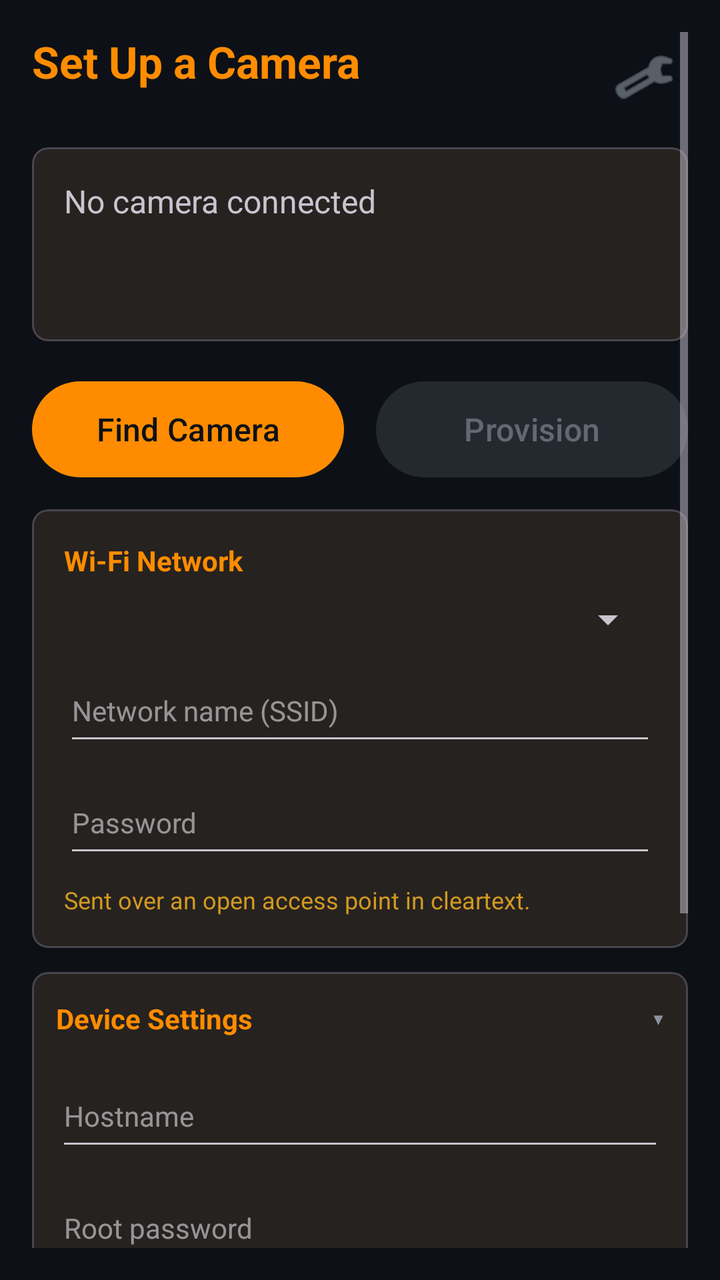
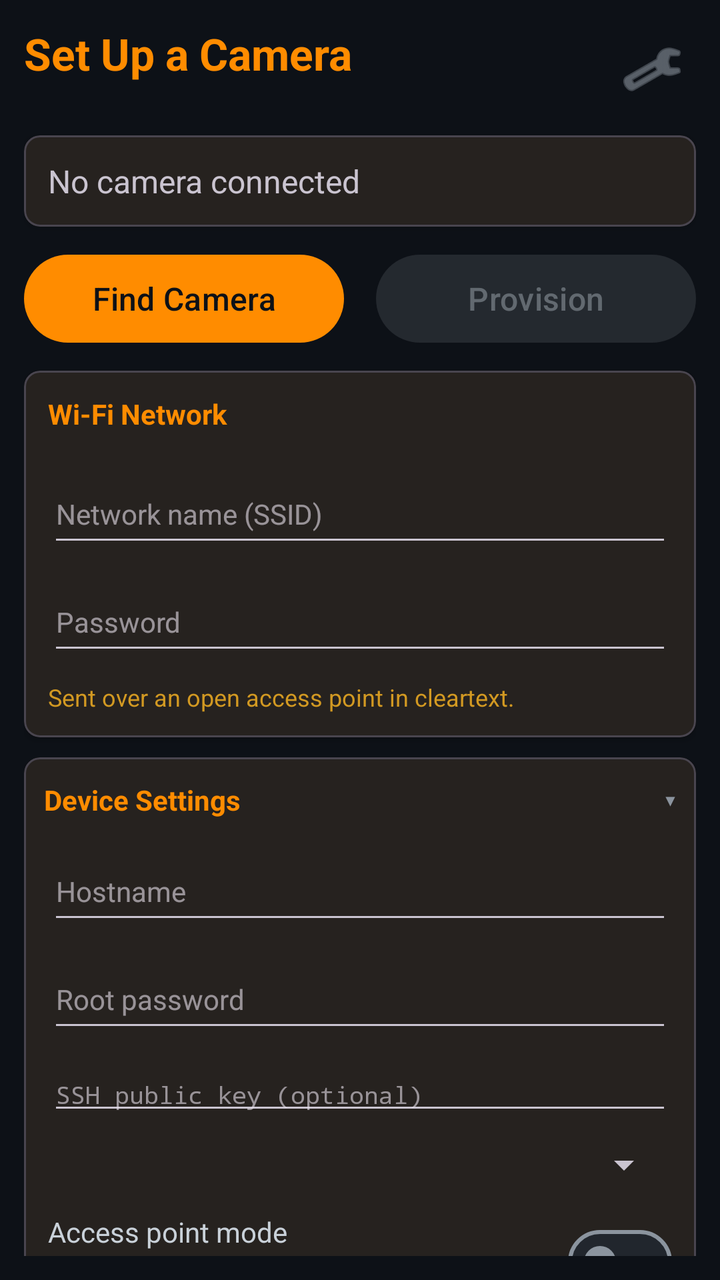

The first picture is an Android layout as it rendered before a commit; the second is the same layout after the commit. The layout source and the unified diff follow.
<!-- AndroidManifest.xml: application theme Theme.Thingino -->
<!-- res/layout/activity_provision.xml -->
<?xml version="1.0" encoding="utf-8"?>
<LinearLayout xmlns:android="http://schemas.android.com/apk/res/android"
    xmlns:app="http://schemas.android.com/apk/res-auto"
    xmlns:tools="http://schemas.android.com/tools"
    android:layout_width="match_parent"
    android:layout_height="match_parent"
    android:orientation="vertical"
    android:padding="16dp"
    tools:context=".ProvisionActivity">

<ScrollView
    android:layout_width="match_parent"
    android:layout_height="0dp"
    android:layout_weight="1"
    android:fillViewport="true">

<LinearLayout
    android:layout_width="match_parent"
    android:layout_height="wrap_content"
    android:orientation="vertical">

    
    <LinearLayout
        android:layout_width="match_parent"
        android:layout_height="wrap_content"
        android:orientation="horizontal"
        android:gravity="center_vertical"
        android:layout_marginBottom="12dp">

        <LinearLayout
            android:layout_width="0dp"
            android:layout_height="wrap_content"
            android:layout_weight="1"
            android:orientation="vertical">

            <TextView
                android:layout_width="match_parent"
                android:layout_height="wrap_content"
                android:text="@string/screen_provision"
                android:textSize="22sp"
                android:textStyle="bold"
                android:textColor="@color/primary" />

            <TextView
                android:id="@+id/versionText"
                android:layout_width="match_parent"
                android:layout_height="wrap_content"
                android:textSize="12sp"
                android:textColor="@color/on_surface_variant" />
        </LinearLayout>

        <ImageButton
            android:id="@+id/settingsButton"
            android:layout_width="44dp"
            android:layout_height="44dp"
            android:src="@android:drawable/ic_menu_preferences"
            android:background="?attr/selectableItemBackgroundBorderless"
            android:contentDescription="@string/settings"
            app:tint="@color/on_surface_variant" />
    </LinearLayout>

    
    <com.google.android.material.card.MaterialCardView
        android:layout_width="match_parent"
        android:layout_height="wrap_content"
        android:layout_marginBottom="16dp"
        app:cardElevation="2dp"
        app:cardCornerRadius="8dp">

        <LinearLayout
            android:layout_width="match_parent"
            android:layout_height="wrap_content"
            android:orientation="vertical"
            android:padding="16dp">

            <TextView
                android:id="@+id/statusText"
                android:layout_width="match_parent"
                android:layout_height="wrap_content"
                android:text="@string/status_no_camera"
                android:textSize="16sp"
                android:drawablePadding="8dp" />

            
            <TextView
                android:id="@+id/cameraText"
                android:layout_width="match_parent"
                android:layout_height="wrap_content"
                android:textSize="14sp"
                android:textColor="@color/primary"
                android:textStyle="bold"
                android:layout_marginTop="4dp" />

            <TextView
                android:id="@+id/buildText"
                android:layout_width="match_parent"
                android:layout_height="wrap_content"
                android:fontFamily="monospace"
                android:textSize="12sp"
                android:textColor="@color/on_surface_variant"
                android:layout_marginTop="4dp" />
        </LinearLayout>
    </com.google.android.material.card.MaterialCardView>

    
    <LinearLayout
        android:layout_width="match_parent"
        android:layout_height="wrap_content"
        android:orientation="horizontal"
        android:layout_marginBottom="12dp">

        <com.google.android.material.button.MaterialButton
            android:id="@+id/findButton"
            android:layout_width="0dp"
            android:layout_height="56dp"
            android:layout_weight="1"
            android:layout_marginEnd="8dp"
            android:text="@string/btn_find"
            android:textSize="16sp"
            style="@style/Widget.Material3.Button" />

        <com.google.android.material.button.MaterialButton
            android:id="@+id/provisionButton"
            android:layout_width="0dp"
            android:layout_height="56dp"
            android:layout_weight="1"
            android:layout_marginStart="8dp"
            android:text="@string/btn_provision"
            android:textSize="16sp"
            android:enabled="false"
            style="@style/Widget.Material3.Button.TonalButton" />
    </LinearLayout>

    
    <com.google.android.material.card.MaterialCardView
        android:id="@+id/wifiCard"
        android:layout_width="match_parent"
        android:layout_height="wrap_content"
        android:layout_marginBottom="12dp"
        app:cardElevation="2dp"
        app:cardCornerRadius="8dp">

        <LinearLayout
            android:layout_width="match_parent"
            android:layout_height="wrap_content"
            android:orientation="vertical"
            android:padding="16dp">

            <TextView
                android:layout_width="match_parent"
                android:layout_height="wrap_content"
                android:text="@string/wifi_title"
                android:textSize="14sp"
                android:textStyle="bold"
                android:textColor="@color/primary"
                android:layout_marginBottom="8dp" />

            
            <Spinner
                android:id="@+id/ssidSpinner"
                android:layout_width="match_parent"
                android:layout_height="wrap_content" />

            <EditText
                android:id="@+id/ssidInput"
                android:layout_width="match_parent"
                android:layout_height="48dp"
                android:layout_marginTop="8dp"
                android:hint="@string/hint_ssid"
                android:inputType="text"
                android:importantForAutofill="no"
                android:textSize="14sp" />

            <EditText
                android:id="@+id/passInput"
                android:layout_width="match_parent"
                android:layout_height="48dp"
                android:layout_marginTop="8dp"
                android:hint="@string/hint_pass"
                android:inputType="textPassword"
                android:autofillHints="password"
                android:textSize="14sp" />

            <TextView
                android:id="@+id/wifiWarning"
                android:layout_width="match_parent"
                android:layout_height="wrap_content"
                android:layout_marginTop="8dp"
                android:text="@string/wifi_cleartext_warning"
                android:textSize="12sp"
                android:textColor="@color/warning" />
        </LinearLayout>
    </com.google.android.material.card.MaterialCardView>

    
    <com.google.android.material.card.MaterialCardView
        android:id="@+id/deviceCard"
        android:layout_width="match_parent"
        android:layout_height="wrap_content"
        android:layout_marginBottom="12dp"
        app:cardElevation="2dp"
        app:cardCornerRadius="8dp">

        <LinearLayout
            android:layout_width="match_parent"
            android:layout_height="wrap_content"
            android:orientation="vertical">

            <LinearLayout
                android:id="@+id/deviceHeader"
                android:layout_width="match_parent"
                android:layout_height="wrap_content"
                android:orientation="horizontal"
                android:gravity="center_vertical"
                android:padding="12dp"
                android:clickable="true"
                android:focusable="true"
                android:background="?attr/selectableItemBackground">

                <TextView
                    android:layout_width="0dp"
                    android:layout_height="wrap_content"
                    android:layout_weight="1"
                    android:text="@string/device_title"
                    android:textSize="14sp"
                    android:textStyle="bold"
                    android:textColor="@color/primary" />

                <TextView
                    android:id="@+id/deviceChevron"
                    android:layout_width="wrap_content"
                    android:layout_height="wrap_content"
                    android:text="▾"
                    android:textSize="16sp"
                    android:textColor="@color/on_surface_variant"
                    tools:ignore="HardcodedText" />
            </LinearLayout>

            <LinearLayout
                android:id="@+id/deviceBody"
                android:layout_width="match_parent"
                android:layout_height="wrap_content"
                android:orientation="vertical"
                android:paddingStart="12dp"
                android:paddingEnd="12dp"
                android:paddingBottom="12dp">

                
                <EditText
                    android:id="@+id/hostnameInput"
                    android:layout_width="match_parent"
                    android:layout_height="48dp"
                    android:hint="@string/hint_hostname"
                    android:inputType="text"
                    android:importantForAutofill="no"
                    android:textSize="14sp" />

                <EditText
                    android:id="@+id/rootPassInput"
                    android:layout_width="match_parent"
                    android:layout_height="48dp"
                    android:layout_marginTop="8dp"
                    android:hint="@string/hint_rootpass"
                    android:inputType="textPassword"
                    android:autofillHints="newPassword"
                    android:textSize="14sp" />

                <EditText
                    android:id="@+id/pubkeyInput"
                    android:layout_width="match_parent"
                    android:layout_height="wrap_content"
                    android:layout_marginTop="8dp"
                    android:hint="@string/hint_pubkey"
                    android:inputType="textMultiLine"
                    android:maxLines="3"
                    android:importantForAutofill="no"
                    android:fontFamily="monospace"
                    android:textSize="12sp" />

                <Spinner
                    android:id="@+id/timezoneSpinner"
                    android:layout_width="match_parent"
                    android:layout_height="wrap_content"
                    android:layout_marginTop="8dp" />

                <LinearLayout
                    android:layout_width="match_parent"
                    android:layout_height="wrap_content"
                    android:orientation="horizontal"
                    android:gravity="center_vertical"
                    android:layout_marginTop="12dp">

                    <LinearLayout
                        android:layout_width="0dp"
                        android:layout_height="wrap_content"
                        android:layout_weight="1"
                        android:orientation="vertical">

                        <TextView
                            android:layout_width="match_parent"
                            android:layout_height="wrap_content"
                            android:text="@string/device_ap_mode"
                            android:textColor="@color/on_surface" />

                        <TextView
                            android:layout_width="match_parent"
                            android:layout_height="wrap_content"
                            android:text="@string/device_ap_mode_desc"
                            android:textSize="12sp"
                            android:textColor="@color/on_surface_variant" />
                    </LinearLayout>

                    <com.google.android.material.materialswitch.MaterialSwitch
                        android:id="@+id/apModeSwitch"
                        android:layout_width="wrap_content"
                        android:layout_height="wrap_content"
                        app:thumbTint="@color/switch_thumb_tint"
                        app:trackTint="@color/switch_track_tint"
                        app:trackDecorationTint="@color/switch_track_decoration_tint" />
                </LinearLayout>

            </LinearLayout>
        </LinearLayout>
    </com.google.android.material.card.MaterialCardView>

    
    <com.google.android.material.button.MaterialButton
        android:id="@+id/discoverButton"
        android:layout_width="match_parent"
        android:layout_height="48dp"
        android:layout_marginBottom="12dp"
        android:text="@string/btn_discover"
        android:textSize="14sp"
        style="@style/Widget.Material3.Button.OutlinedButton" />

    
    <ProgressBar
        android:id="@+id/progressBar"
        style="@style/Widget.AppCompat.ProgressBar.Horizontal"
        android:layout_width="match_parent"
        android:layout_height="wrap_content"
        android:max="100"
        android:visibility="gone"
        android:layout_marginBottom="4dp" />

    <TextView
        android:id="@+id/progressText"
        android:layout_width="match_parent"
        android:layout_height="wrap_content"
        android:textSize="12sp"
        android:visibility="gone"
        android:layout_marginBottom="8dp" />

</LinearLayout>
</ScrollView>

    
    <com.google.android.material.card.MaterialCardView
        android:id="@+id/logCard"
        android:layout_width="match_parent"
        android:layout_height="200dp"
        android:layout_marginTop="12dp"
        android:visibility="gone"
        app:cardElevation="1dp"
        app:cardCornerRadius="8dp">

        <ScrollView
            android:id="@+id/logScroll"
            android:layout_width="match_parent"
            android:layout_height="match_parent"
            android:padding="12dp"
            android:background="@color/log_background">

            <TextView
                android:id="@+id/logText"
                android:layout_width="match_parent"
                android:layout_height="wrap_content"
                android:fontFamily="monospace"
                android:textSize="11sp"
                android:textColor="?android:attr/textColorPrimary"
                android:lineSpacingExtra="2dp" />
        </ScrollView>
    </com.google.android.material.card.MaterialCardView>

</LinearLayout>
<!-- resources referenced by this layout -->
<resources>
  <color name="log_background">#010409</color>
  <color name="on_surface">#C9D1D9</color>
  <color name="on_surface_variant">#8B949E</color>
  <color name="primary">#FF8C00</color>
  <color name="warning">#D29922</color>
  <string name="btn_discover">Find on network</string>
  <string name="btn_find">Find Camera</string>
  <string name="btn_provision">Provision</string>
  <string name="device_ap_mode">Access point mode</string>
  <string name="device_ap_mode_desc">Camera hosts its own network instead of joining one</string>
  <string name="device_title">Device Settings</string>
  <string name="hint_hostname">Hostname</string>
  <string name="hint_pass">Password</string>
  <string name="hint_pubkey">SSH public key (optional)</string>
  <string name="hint_rootpass">Root password</string>
  <string name="hint_ssid">Network name (SSID)</string>
  <string name="screen_provision">Set Up a Camera</string>
  <string name="settings">Settings</string>
  <string name="status_no_camera">No camera connected</string>
  <string name="wifi_cleartext_warning">Sent over an open access point in cleartext.</string>
  <string name="wifi_title">Wi-Fi Network</string>
  <style name="Theme.Thingino" parent="Theme.Material3.Dark.NoActionBar">
          <item name="colorPrimary">@color/primary</item>
          <item name="colorPrimaryContainer">@color/primary_container</item>
          <item name="colorOnPrimary">@color/on_primary</item>
          <item name="colorSecondary">@color/secondary</item>
          <item name="colorSurface">@color/surface</item>
          <item name="colorSurfaceVariant">@color/surface_variant</item>
          <item name="colorOnSurface">@color/on_surface</item>
          <item name="colorOnSurfaceVariant">@color/on_surface_variant</item>
          <item name="colorOutline">@color/outline</item>
          <item name="colorError">@color/error</item>
          <item name="android:colorBackground">@color/background</item>
          <item name="android:statusBarColor">@color/background</item>
          <item name="android:navigationBarColor">@color/background</item>
          <item name="android:windowBackground">@color/background</item>
      </style>
  <color name="primary_container">#3D2800</color>
  <color name="on_primary">#0D1117</color>
  <color name="secondary">#FF8C00</color>
  <color name="surface">#161B22</color>
  <color name="surface_variant">#21262D</color>
  <color name="outline">#30363D</color>
  <color name="error">#F85149</color>
  <color name="background">#0D1117</color>
</resources>

<!-- the commit's change to res/layout/activity_provision.xml (unified diff, before → after) -->
@@ -5,14 +5,15 @@
     android:layout_width="match_parent"
     android:layout_height="match_parent"
     android:orientation="vertical"
-    android:padding="16dp"
+    android:padding="12dp"
     tools:context=".ProvisionActivity">
 
 <ScrollView
     android:layout_width="match_parent"
     android:layout_height="0dp"
     android:layout_weight="1"
-    android:fillViewport="true">
+    android:fillViewport="true"
+    android:scrollbars="none">
 
 <LinearLayout
     android:layout_width="match_parent"
@@ -25,7 +26,7 @@
         android:layout_height="wrap_content"
         android:orientation="horizontal"
         android:gravity="center_vertical"
-        android:layout_marginBottom="12dp">
+        android:layout_marginBottom="10dp">
 
         <LinearLayout
             android:layout_width="0dp"
@@ -63,7 +64,7 @@
     <com.google.android.material.card.MaterialCardView
         android:layout_width="match_parent"
         android:layout_height="wrap_content"
-        android:layout_marginBottom="16dp"
+        android:layout_marginBottom="10dp"
         app:cardElevation="2dp"
         app:cardCornerRadius="8dp">
 
@@ -71,7 +72,7 @@
             android:layout_width="match_parent"
             android:layout_height="wrap_content"
             android:orientation="vertical"
-            android:padding="16dp">
+            android:padding="12dp">
 
             <TextView
                 android:id="@+id/statusText"
@@ -89,7 +90,8 @@
                 android:textSize="14sp"
                 android:textColor="@color/primary"
                 android:textStyle="bold"
-                android:layout_marginTop="4dp" />
+                android:layout_marginTop="4dp"
+                android:visibility="gone" />
 
             <TextView
                 android:id="@+id/buildText"
@@ -98,7 +100,8 @@
                 android:fontFamily="monospace"
                 android:textSize="12sp"
                 android:textColor="@color/on_surface_variant"
-                android:layout_marginTop="4dp" />
+                android:layout_marginTop="4dp"
+                android:visibility="gone" />
         </LinearLayout>
     </com.google.android.material.card.MaterialCardView>
 
@@ -107,12 +110,12 @@
         android:layout_width="match_parent"
         android:layout_height="wrap_content"
         android:orientation="horizontal"
-        android:layout_marginBottom="12dp">
+        android:layout_marginBottom="10dp">
 
         <com.google.android.material.button.MaterialButton
             android:id="@+id/findButton"
             android:layout_width="0dp"
-            android:layout_height="56dp"
+            android:layout_height="52dp"
             android:layout_weight="1"
             android:layout_marginEnd="8dp"
             android:text="@string/btn_find"
@@ -122,7 +125,7 @@
         <com.google.android.material.button.MaterialButton
             android:id="@+id/provisionButton"
             android:layout_width="0dp"
-            android:layout_height="56dp"
+            android:layout_height="52dp"
             android:layout_weight="1"
             android:layout_marginStart="8dp"
             android:text="@string/btn_provision"
@@ -136,7 +139,7 @@
         android:id="@+id/wifiCard"
         android:layout_width="match_parent"
         android:layout_height="wrap_content"
-        android:layout_marginBottom="12dp"
+        android:layout_marginBottom="10dp"
         app:cardElevation="2dp"
         app:cardCornerRadius="8dp">
 
@@ -144,7 +147,7 @@
             android:layout_width="match_parent"
             android:layout_height="wrap_content"
             android:orientation="vertical"
-            android:padding="16dp">
+            android:padding="12dp">
 
             <TextView
                 android:layout_width="match_parent"
@@ -159,12 +162,13 @@
             <Spinner
                 android:id="@+id/ssidSpinner"
                 android:layout_width="match_parent"
-                android:layout_height="wrap_content" />
+                android:layout_height="wrap_content"
+                android:visibility="gone" />
 
             <EditText
                 android:id="@+id/ssidInput"
                 android:layout_width="match_parent"
-                android:layout_height="48dp"
+                android:layout_height="46dp"
                 android:layout_marginTop="8dp"
                 android:hint="@string/hint_ssid"
                 android:inputType="text"
@@ -174,7 +178,7 @@
             <EditText
                 android:id="@+id/passInput"
                 android:layout_width="match_parent"
-                android:layout_height="48dp"
+                android:layout_height="46dp"
                 android:layout_marginTop="8dp"
                 android:hint="@string/hint_pass"
                 android:inputType="textPassword"
@@ -197,7 +201,7 @@
         android:id="@+id/deviceCard"
         android:layout_width="match_parent"
         android:layout_height="wrap_content"
-        android:layout_marginBottom="12dp"
+        android:layout_marginBottom="10dp"
         app:cardElevation="2dp"
         app:cardCornerRadius="8dp">
 
@@ -212,7 +216,7 @@
                 android:layout_height="wrap_content"
                 android:orientation="horizontal"
                 android:gravity="center_vertical"
-                android:padding="12dp"
+                android:padding="10dp"
                 android:clickable="true"
                 android:focusable="true"
                 android:background="?attr/selectableItemBackground">
@@ -249,7 +253,7 @@
                 <EditText
                     android:id="@+id/hostnameInput"
                     android:layout_width="match_parent"
-                    android:layout_height="48dp"
+                    android:layout_height="46dp"
                     android:hint="@string/hint_hostname"
                     android:inputType="text"
                     android:importantForAutofill="no"
@@ -258,7 +262,7 @@
                 <EditText
                     android:id="@+id/rootPassInput"
                     android:layout_width="match_parent"
-                    android:layout_height="48dp"
+                    android:layout_height="46dp"
                     android:layout_marginTop="8dp"
                     android:hint="@string/hint_rootpass"
                     android:inputType="textPassword"
@@ -272,7 +276,7 @@
                     android:layout_marginTop="8dp"
                     android:hint="@string/hint_pubkey"
                     android:inputType="textMultiLine"
-                    android:maxLines="3"
+                    android:maxLines="2"
                     android:importantForAutofill="no"
                     android:fontFamily="monospace"
                     android:textSize="12sp" />
@@ -327,8 +331,8 @@
     <com.google.android.material.button.MaterialButton
         android:id="@+id/discoverButton"
         android:layout_width="match_parent"
-        android:layout_height="48dp"
-        android:layout_marginBottom="12dp"
+        android:layout_height="46dp"
+        android:layout_marginBottom="10dp"
         android:text="@string/btn_discover"
         android:textSize="14sp"
         style="@style/Widget.Material3.Button.OutlinedButton" />
@@ -366,6 +370,7 @@
 
         <ScrollView
             android:id="@+id/logScroll"
+            android:scrollbars="none"
             android:layout_width="match_parent"
             android:layout_height="match_parent"
             android:padding="12dp"
